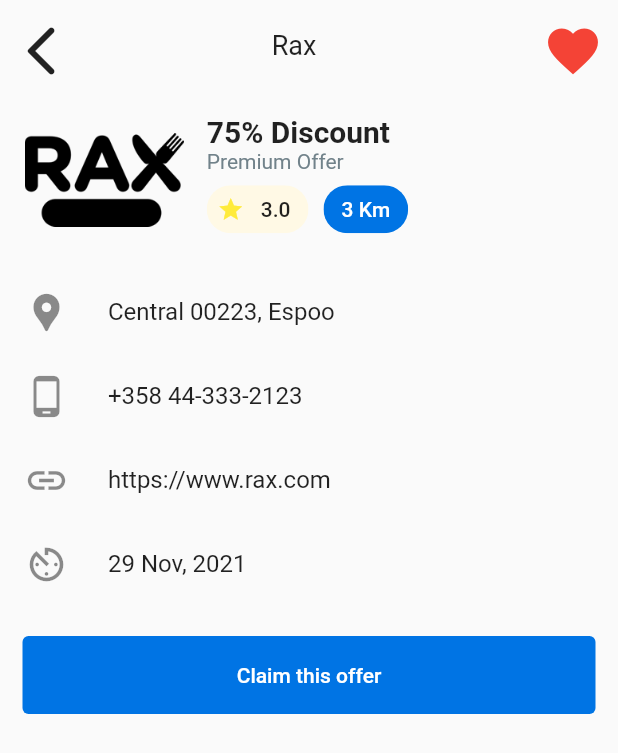
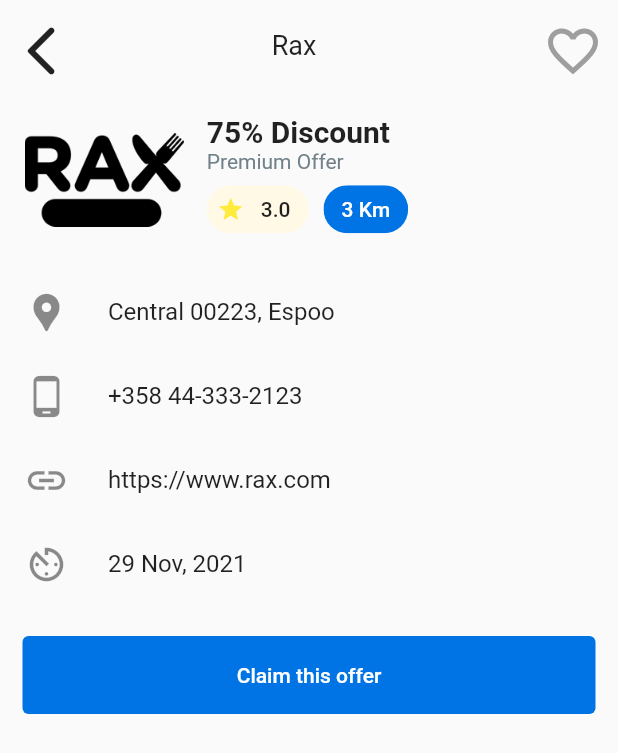
Before and after one commit to ikerfah/HuaweiJunction2021, a Flutter app: the screen it shows after launch, after a tap on "75% Discount", on a phone screen of 412 x 824 dp. Shown: the top 753 px of the screen. Run offline on Flutter 3.47's test engine with Material 2 defaults, Android fonts, the phone set to English and light mode, and no system bars; our stand-ins replace card_swiper; missing offline and left inert: huawei_hmsavailability, huawei_map.

Commit message:
Implement like company

```diff
--- a/lib/ui/details/DealDetails.dart
+++ b/lib/ui/details/DealDetails.dart
@@ -65,11 +65,14 @@ class _DealDetailsState extends State<DealDetails> {
                   Padding(
                     padding: const EdgeInsets.symmetric(horizontal: 10.0),
                     child: IconButton(
-                      onPressed: () => {},
+                      onPressed: () =>
+                          {mainViewModel.toggleCompanyLike(company)},
                       icon: Icon(
-                        Icons.favorite,
+                        company.isLiked
+                            ? Icons.favorite
+                            : Icons.favorite_border_outlined,
                         size: 40,
-                        color: Colors.red,
+                        color: company.isLiked ? Colors.red : Colors.grey,
                       ),
                     ),
                   ),
@@ -86,8 +89,7 @@ class _DealDetailsState extends State<DealDetails> {
                     ),
                   ),
                   _detailsListTile(
-                      title: company.location,
-                      icon: Icons.location_pin),
+                      title: company.location, icon: Icons.location_pin),
                   _detailsListTile(
                     title: company.phone,
                     icon: Icons.phone_android,
```
